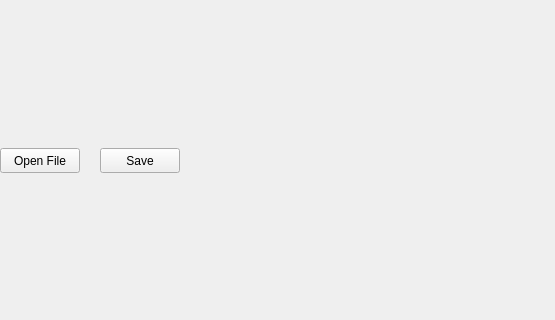
First picture: the form in Group Project/ScrumOfTheEarth/mainwindow.ui, repository yosmo78/ScrumOfTheEarth, before the edit; both pictures show x 0 to 555 and y 142 to 462 of the 800 by 600 pixel window.
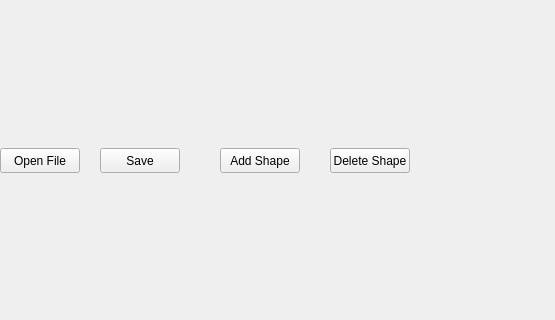
Second picture: the form after the edit. Custom widgets are drawn as their Qt base class.

Commit message: Added buttons for adding and deleting shapes

Diff of the .ui file:
```diff
--- a/Group Project/ScrumOfTheEarth/mainwindow.ui
+++ b/Group Project/ScrumOfTheEarth/mainwindow.ui
@@ -50,6 +50,32 @@
      <string>Save</string>
     </property>
    </widget>
+   <widget class="QPushButton" name="AddShape">
+    <property name="geometry">
+     <rect>
+      <x>220</x>
+      <y>290</y>
+      <width>80</width>
+      <height>25</height>
+     </rect>
+    </property>
+    <property name="text">
+     <string>Add Shape</string>
+    </property>
+   </widget>
+   <widget class="QPushButton" name="DeleteShape">
+    <property name="geometry">
+     <rect>
+      <x>330</x>
+      <y>290</y>
+      <width>80</width>
+      <height>25</height>
+     </rect>
+    </property>
+    <property name="text">
+     <string>Delete Shape</string>
+    </property>
+   </widget>
   </widget>
   <widget class="QMenuBar" name="menubar">
    <property name="geometry">
```
The commit also changes 2 other files.
